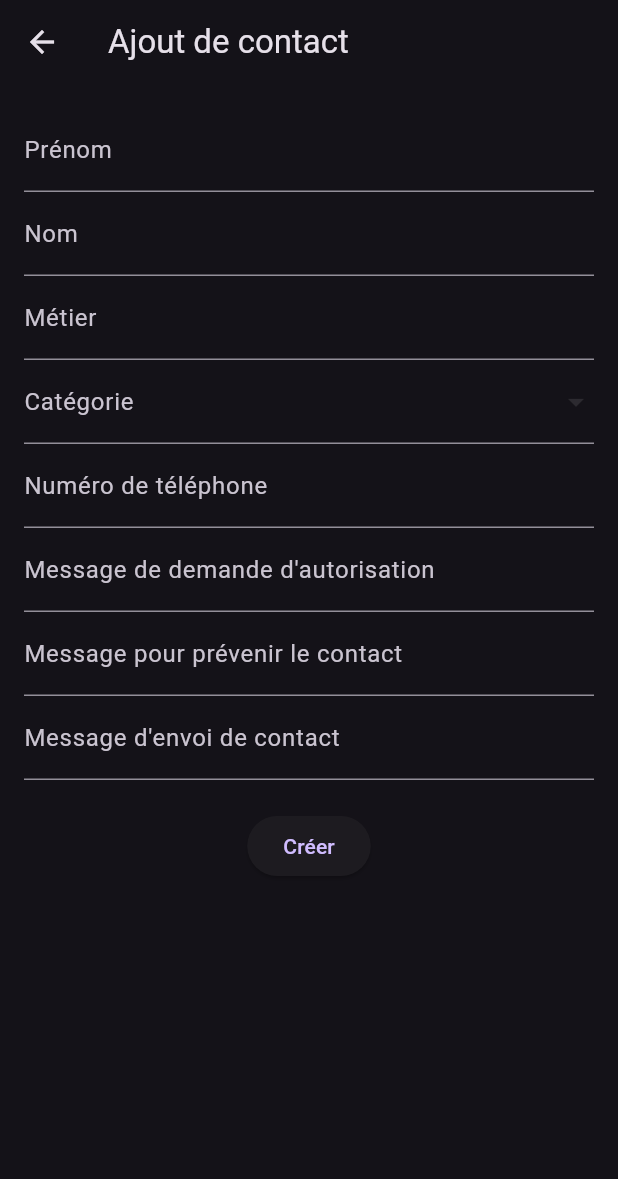
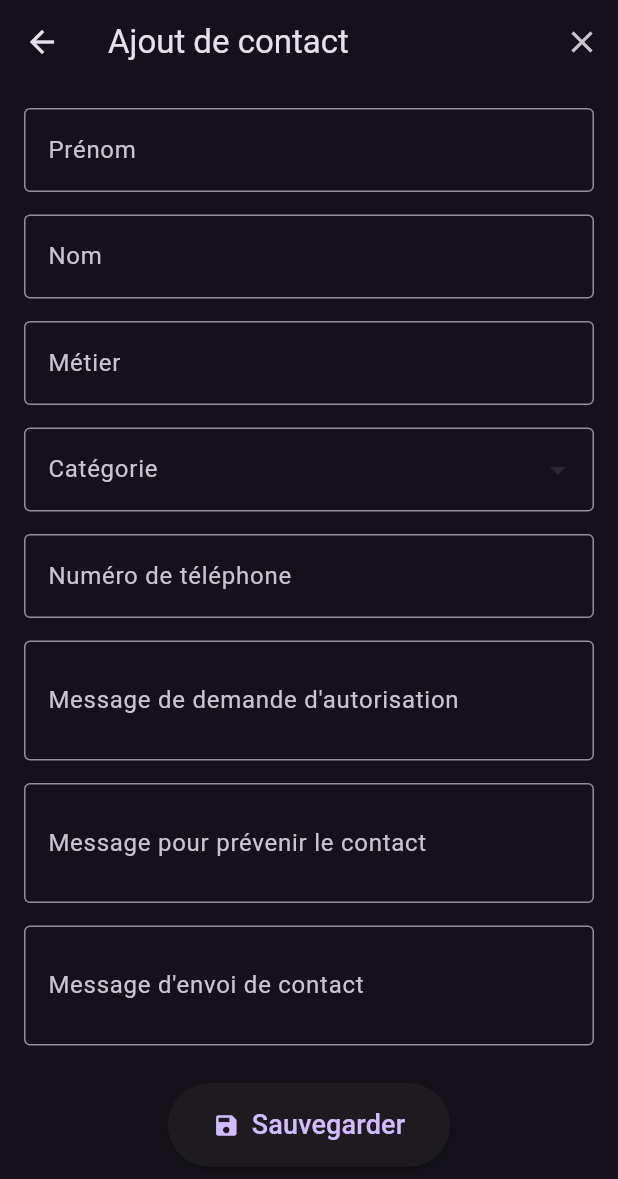
Before and after one commit to thibaultpkahn/RelayMe, a Flutter app: the AddContactScreen screen opened directly, on a phone screen of 412 x 824 dp. Shown: the top 1179 px of the screen. Run offline on Flutter 3.47's test engine with Material 3 defaults, Android fonts, the phone set to English and light mode, and no system bars; our stand-ins replace cloud_firestore, firebase_core; accounts and stored records are empty.

Commit message:
liaison firebase crea contact

```diff
--- a/lib/screens/add_contact_screen.dart
+++ b/lib/screens/add_contact_screen.dart
@@ -1,4 +1,5 @@
 import 'package:flutter/material.dart';
+import 'package:cloud_firestore/cloud_firestore.dart';
 import '../controllers/home_controller.dart';
 import 'package:relay_me/global.dart';
 
@@ -19,11 +20,67 @@ class _AddContactScreenState extends State<AddContactScreen> {
   final TextEditingController sendMessageController = TextEditingController();
 
   String? selectedCategory;
+  final FirebaseFirestore _firestore = FirebaseFirestore.instance;
+
+  Future<void> _saveContact() async {
+    try {
+      await _firestore.collection('contacts').add({
+        'firstName': firstNameController.text,
+        'lastName': lastNameController.text,
+        'job': jobController.text,
+        'phone': phoneController.text,
+        'category': selectedCategory,
+        'requestMessage': requestMessageController.text,
+        'notifyMessage': notifyMessageController.text,
+        'sendMessage': sendMessageController.text,
+        'createdAt': FieldValue.serverTimestamp(),
+      });
+
+      // Afficher un message de succès
+      if (!mounted) return;
+      ScaffoldMessenger.of(context).showSnackBar(
+        const SnackBar(
+          content: Text('Contact sauvegardé avec succès !'),
+          backgroundColor: Colors.green,
+        ),
+      );
+
+      // Réinitialiser le formulaire
+      _resetForm();
+    } catch (e) {
+      if (!mounted) return;
+      ScaffoldMessenger.of(context).showSnackBar(
+        SnackBar(
+          content: Text("Erreur: $e"),
+          backgroundColor: Colors.red,
+        ),
+      );
+    }
+  }
+
+  void _resetForm() {
+    firstNameController.clear();
+    lastNameController.clear();
+    jobController.clear();
+    phoneController.clear();
+    requestMessageController.clear();
+    notifyMessageController.clear();
+    sendMessageController.clear();
+    setState(() => selectedCategory = null);
+  }
 
   @override
   Widget build(BuildContext context) {
     return Scaffold(
-      appBar: AppBar(title: const Text("Ajout de contact")),
+      appBar: AppBar(
+        title: const Text("Ajout de contact"),
+        actions: [
+          IconButton(
+            icon: const Icon(Icons.clear),
+            onPressed: _resetForm,
+          ),
+        ],
+      ),
       body: Padding(
         padding: const EdgeInsets.all(16.0),
         child: SingleChildScrollView(
@@ -31,16 +88,28 @@ class _AddContactScreenState extends State<AddContactScreen> {
             children: [
               TextField(
                 controller: firstNameController,
-                decoration: const InputDecoration(labelText: "Prénom"),
+                decoration: const InputDecoration(
+                  labelText: "Prénom",
+                  border: OutlineInputBorder(),
+                ),
               ),
+              const SizedBox(height: 15),
               TextField(
                 controller: lastNameController,
-                decoration: const InputDecoration(labelText: "Nom"),
+                decoration: const InputDecoration(
+                  labelText: "Nom",
+                  border: OutlineInputBorder(),
+                ),
               ),
+              const SizedBox(height: 15),
               TextField(
                 controller: jobController,
-                decoration: const InputDecoration(labelText: "Métier"),
+                decoration: const InputDecoration(
+                  labelText: "Métier",
+                  border: OutlineInputBorder(),
+                ),
               ),
+              const SizedBox(height: 15),
               DropdownButtonFormField<String>(
                 value: selectedCategory,
                 items: categories.map((category) {
@@ -49,35 +118,59 @@ class _AddContactScreenState extends State<AddContactScreen> {
                     child: Text(category),
                   );
                 }).toList(),
-                onChanged: (value) {
-                  setState(() {
-                    selectedCategory = value;
-                  });
-                },
-                decoration: const InputDecoration(labelText: "Catégorie"),
+                onChanged: (value) => setState(() => selectedCategory = value),
+                decoration: const InputDecoration(
+                  labelText: "Catégorie",
+                  border: OutlineInputBorder(),
+                ),
+                validator: (value) => value == null ? 'Champs requis' : null,
               ),
+              const SizedBox(height: 15),
               TextField(
                 controller: phoneController,
-                decoration: const InputDecoration(labelText: "Numéro de téléphone"),
+                keyboardType: TextInputType.phone,
+                decoration: const InputDecoration(
+                  labelText: "Numéro de téléphone",
+                  border: OutlineInputBorder(),
+                ),
               ),
+              const SizedBox(height: 15),
               TextField(
                 controller: requestMessageController,
-                decoration: const InputDecoration(labelText: "Message de demande d'autorisation"),
+                maxLines: 2,
+                decoration: const InputDecoration(
+                  labelText: "Message de demande d'autorisation",
+                  border: OutlineInputBorder(),
+                ),
               ),
+              const SizedBox(height: 15),
               TextField(
                 controller: notifyMessageController,
-                decoration: const InputDecoration(labelText: "Message pour prévenir le contact"),
+                maxLines: 2,
+                decoration: const InputDecoration(
+                  labelText: "Message pour prévenir le contact",
+                  border: OutlineInputBorder(),
+                ),
               ),
+              const SizedBox(height: 15),
               TextField(
                 controller: sendMessageController,
-                decoration: const InputDecoration(labelText: "Message d'envoi de contact"),
+                maxLines: 2,
+                decoration: const InputDecoration(
+                  labelText: "Message d'envoi de contact",
+                  border: OutlineInputBorder(),
+                ),
               ),
-              const SizedBox(height: 20),
-              ElevatedButton(
-                onPressed: () {
-                  Navigator.pop(context);
-                },
-                child: const Text("Créer"),
+              const SizedBox(height: 25),
+              ElevatedButton.icon(
+                icon: const Icon(Icons.save),
+                label: const Text("Sauvegarder",
+                    style: TextStyle(fontSize: 18)),
+                style: ElevatedButton.styleFrom(
+                  padding: const EdgeInsets.symmetric(
+                      horizontal: 30, vertical: 15),
+                ),
+                onPressed: _saveContact,
               ),
             ],
           ),
```
Also changed, not shown: lib/main.dart (+9 -1 lines).
